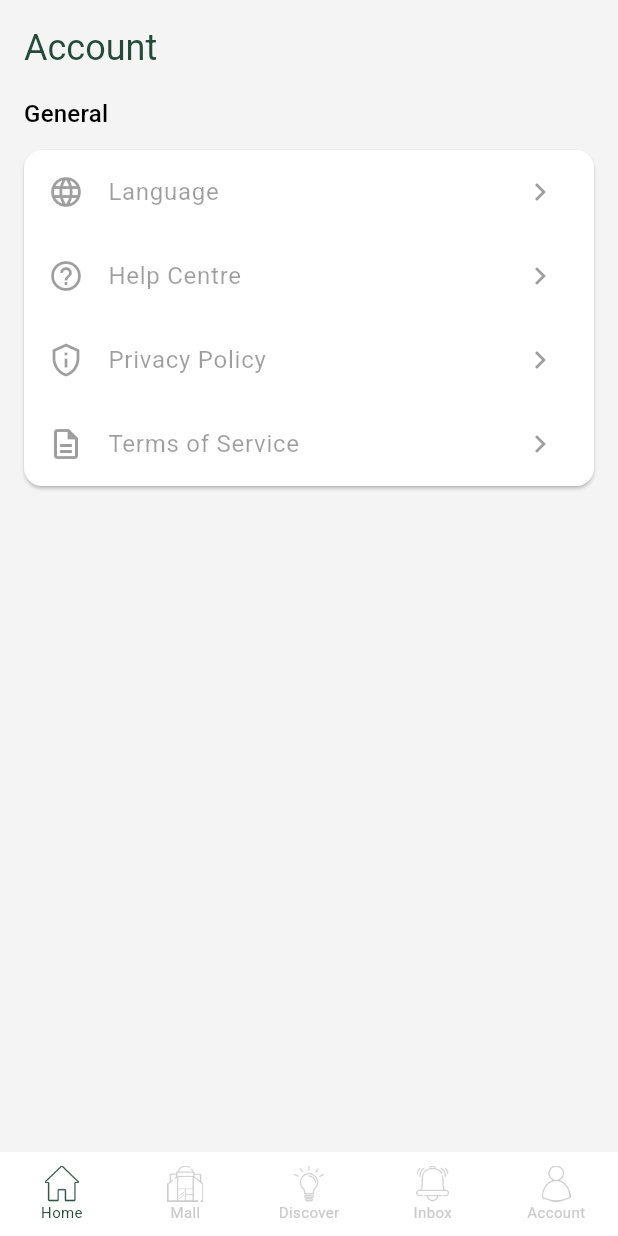
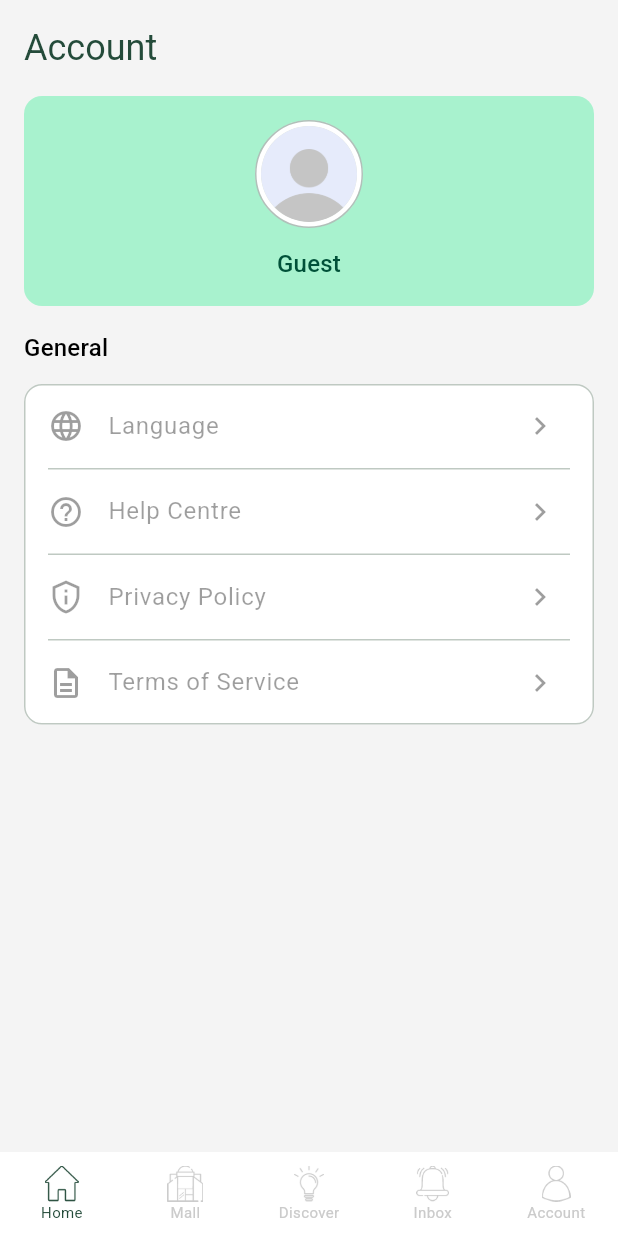
Before and after one commit to ngshenmeng2401/data_flow_interview_assessment, a Flutter app: the screen it shows after launch, swiped to page 5, on a phone screen of 412 x 824 dp. Run offline on Flutter 3.47's test engine with Material 3 defaults, Android fonts, the phone set to English and light mode, and no system bars; our stand-ins replace flutter_map, get, go_router, latlong2.

Commit message:
Refine New Services and Account layouts

```diff
--- a/lib/app_router.dart
+++ b/lib/app_router.dart
@@ -3,6 +3,7 @@ import 'package:data_flow_interview_assessment/screens/home_screen.dart';
 import 'package:data_flow_interview_assessment/screens/tab_content_screen.dart';
 import 'package:data_flow_interview_assessment/screens/tabs/discover_tab/discover_article.dart';
 import 'package:data_flow_interview_assessment/screens/tabs/home_tab/widgets/home_asset_image.dart';
+import 'package:data_flow_interview_assessment/screens/tabs/home_tab/new_services_screen.dart';
 import 'package:data_flow_interview_assessment/screens/tabs/inbox_tab/inbox_tab.dart';
 import 'package:flutter/material.dart';
 import 'package:go_router/go_router.dart';
@@ -10,6 +11,7 @@ import 'package:go_router/go_router.dart';
 class AppRouter {
   static const String home = '/';
   static const String discoverArticle = 'discoverArticle';
+  static const String newServices = 'newServices';
   static const String inboxNotice = 'inboxNotice';
 
   final GoRouter router = GoRouter(
@@ -20,6 +22,12 @@ class AppRouter {
         builder: (BuildContext context, GoRouterState state) =>
             const HomeScreen(),
         routes: <RouteBase>[
+          GoRoute(
+            path: 'new-services',
+            name: newServices,
+            builder: (BuildContext context, GoRouterState state) =>
+                const NewServicesScreen(),
+          ),
           GoRoute(
             path: 'discover/:id',
             name: discoverArticle,
--- a/lib/l10n/intl_en_US.arb
+++ b/lib/l10n/intl_en_US.arb
@@ -4,6 +4,9 @@
   "home_title": "Home",
   "mall_title": "Mall",
   "search_salon_title": "Search Salon",
+  "search_services": "Search services",
+  "no_services_found": "No services found.",
+  "guest_title": "Guest",
   "discounted_products_only": "Discounted products only",
   "no_products_found": "No products found.",
   "discover_title": "Discover",
--- a/lib/screens/home_screen.dart
+++ b/lib/screens/home_screen.dart
@@ -70,6 +70,7 @@ class _HomeScreenState extends State<HomeScreen> {
           physics: const NeverScrollableScrollPhysics(),
           children: <Widget>[
             HomeTab(
+              onViewAllServicesPressed: () => context.pushNamed<void>(AppRouter.newServices),
               onShopPressed: () => _openMall(null),
               onCategoryPressed: _openMall,
               onDiscoverPressed: () => _selectTab(2),
--- a/lib/screens/tabs/account_tab/account_tab.dart
+++ b/lib/screens/tabs/account_tab/account_tab.dart
@@ -1,5 +1,6 @@
 import 'package:data_flow_interview_assessment/constants/dimensions.dart';
 import 'package:data_flow_interview_assessment/generated/l10n.dart';
+import 'package:data_flow_interview_assessment/widgets/account_profile_header.dart';
 import 'package:flutter/material.dart';
 
 class AccountTab extends StatelessWidget {
@@ -24,20 +25,35 @@ class AccountTab extends StatelessWidget {
           color: theme.colorScheme.primary,
         )),
         const SizedBox(height: kPadding),
+        const AccountProfileHeader(),
+        const SizedBox(height: kPadding),
         Text(lang.general_title, style: theme.textTheme.titleMedium),
         const SizedBox(height: kSpacing),
         Card(
           margin: EdgeInsets.zero,
           color: theme.colorScheme.surface,
+          elevation: 0,
+          shape: RoundedRectangleBorder(
+            borderRadius: BorderRadius.circular(kBorderRadius),
+            side: BorderSide(color: theme.colorScheme.outlineVariant),
+          ),
           child: Column(
             children: <Widget>[
-              for (final (IconData icon, String label) in actions)
+              for (final (int index, (IconData icon, String label)) in actions.indexed) ...<Widget>[
+                if (index > 0)
+                  Divider(
+                    height: 1,
+                    indent: kPadding,
+                    endIndent: kPadding,
+                    color: theme.colorScheme.outlineVariant,
+                  ),
                 ListTile(
                   enabled: false,
                   leading: Icon(icon),
                   title: Text(label, maxLines: 1, overflow: TextOverflow.ellipsis),
                   trailing: const Icon(Icons.chevron_right),
                 ),
+              ],
             ],
           ),
         ),
--- a/lib/screens/tabs/home_tab/home_tab.dart
+++ b/lib/screens/tabs/home_tab/home_tab.dart
@@ -21,6 +21,7 @@ import 'package:url_launcher/url_launcher.dart';
 
 class HomeTab extends StatefulWidget {
   final VoidCallback onShopPressed;
+  final VoidCallback onViewAllServicesPressed;
   final ValueChanged<PlantCategory> onCategoryPressed;
   final VoidCallback onDiscoverPressed;
   final ValueChanged<String> onArticlePressed;
@@ -28,6 +29,7 @@ class HomeTab extends StatefulWidget {
   const HomeTab({
     super.key,
     required this.onShopPressed,
+    required this.onViewAllServicesPressed,
     required this.onCategoryPressed,
     required this.onDiscoverPressed,
     required this.onArticlePressed,
@@ -140,7 +142,7 @@ class _HomeTabState extends State<HomeTab> with AutomaticKeepAliveClientMixin<Ho
               child: Column(
                 crossAxisAlignment: CrossAxisAlignment.stretch,
                 children: <Widget>[
-                  HomeSectionHeading(key: _newServicesKey, title: lang.new_services_title, subtitle: lang.recommended_for_you, showViewAll: true, serviceStyle: true),
+                  HomeSectionHeading(key: _newServicesKey, title: lang.new_services_title, subtitle: lang.recommended_for_you, showViewAll: true, serviceStyle: true, onViewAllPressed: widget.onViewAllServicesPressed),
                   Builder(
                     builder: (BuildContext context) {
                       final ServiceCardLayout layout = ServiceCardLayout.measure(context, HomeSampleData.services);
--- /dev/null
+++ b/lib/widgets/account_profile_header.dart
@@ -0,0 +1,63 @@
+import 'package:data_flow_interview_assessment/constants/dimensions.dart';
+import 'package:flutter/material.dart';
+
+class AccountProfileHeader extends StatelessWidget {
+  final String? displayName;
+  final String? email;
+
+  const AccountProfileHeader({super.key, this.displayName, this.email});
+
+  @override
+  Widget build(BuildContext context) {
+    final ThemeData theme = Theme.of(context);
+    final String name = displayName?.trim() ?? '';
+    final String emailAddress = email?.trim() ?? '';
+
+    final ColorScheme colors = theme.colorScheme;
+    return DecoratedBox(
+      decoration: BoxDecoration(
+        color: colors.primaryContainer,
+        borderRadius: BorderRadius.circular(kBorderRadius),
+      ),
+      child: Padding(
+        padding: const EdgeInsets.all(kPadding),
+        child: Column(
+          children: <Widget>[
+            DecoratedBox(
+              decoration: BoxDecoration(
+                color: colors.surface,
+                shape: BoxShape.circle,
+                border: Border.all(color: colors.primary.withValues(alpha: 0.35)),
+              ),
+              child: Padding(
+                padding: const EdgeInsets.all(kSpacing / 3),
+                child: CircleAvatar(
+                  radius: kPadding * 2,
+                  backgroundColor: colors.surfaceContainerHighest,
+                  backgroundImage: const AssetImage('assets/icons/ic_avatar.png'),
+                ),
+              ),
+            ),
+            const SizedBox(height: kSpacing),
+            Text(
+              // TODO translate
+              name.isEmpty ? 'Guest' : name,
+              style: theme.textTheme.titleMedium?.copyWith(color: colors.onPrimaryContainer),
+              textAlign: TextAlign.center,
+              maxLines: 1,
+              overflow: TextOverflow.ellipsis,
+            ),
+            if (emailAddress.isNotEmpty)
+              Text(
+                emailAddress,
+                style: theme.textTheme.bodyMedium?.copyWith(color: colors.onPrimaryContainer),
+                textAlign: TextAlign.center,
+                maxLines: 1,
+                overflow: TextOverflow.ellipsis,
+              ),
+          ],
+        ),
+      ),
+    );
+  }
+}
```
Also changed, not shown: lib/screens/tabs/home_tab/new_services_screen.dart (added, +96 -0 lines), lib/screens/tabs/home_tab/widgets/home_header.dart (+5 -9 lines), lib/screens/tabs/home_tab/widgets/home_section_heading.dart (+7 -2 lines), lib/screens/tabs/home_tab/widgets/service_card.dart (+12 -7 lines), lib/screens/tabs/mall_tab/mall_tab.dart (+4 -24 lines), lib/widgets/app_search_field.dart (added, +45 -0 lines), assets/icons/ic_avatar.png (added), lib/generated/intl/messages_en_US.dart, lib/generated/l10n.dart.
